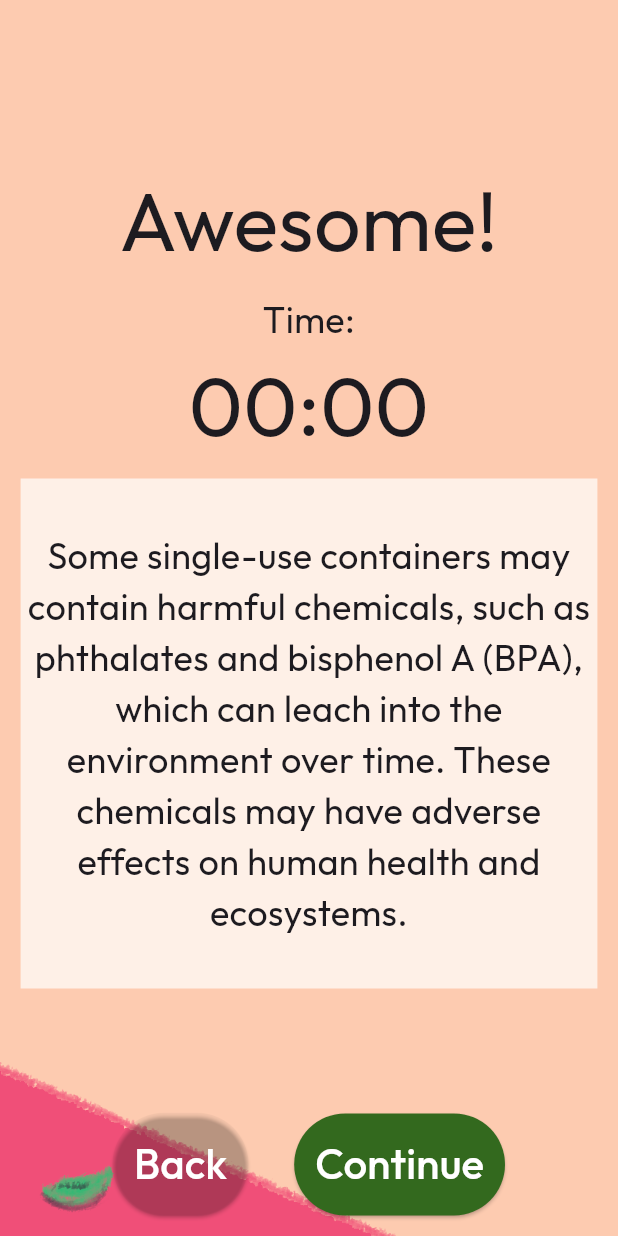
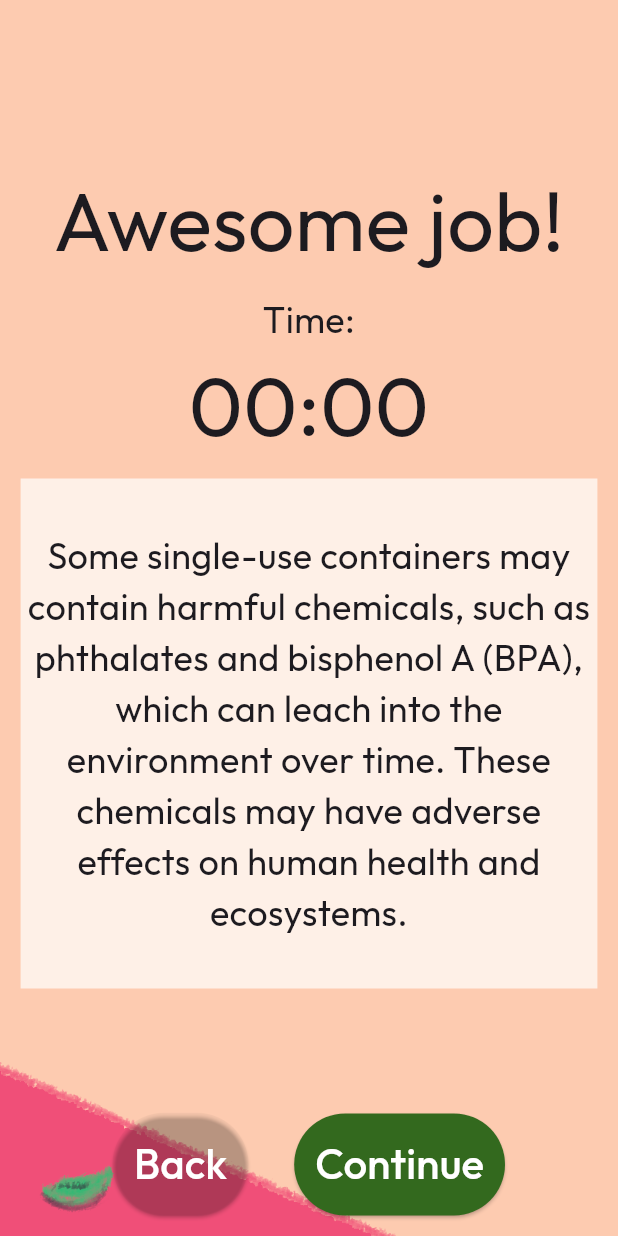
Before and after one commit to jiajun-seah/pack-it, a Flutter app: the WinGameScreen screen opened directly with empty values, on a phone screen of 412 x 824 dp. Run offline on Flutter 3.47's test engine with Material 3 defaults, Android fonts, the phone set to English and light mode, and no system bars; our stand-ins replace audioplayers, go_router, google_fonts, shared_preferences; missing offline and left inert: nes_ui; accounts and stored records are empty.

Commit message:
Edit win message

```diff
--- a/revival_realm/lib/win_game/win_game_screen.dart
+++ b/revival_realm/lib/win_game/win_game_screen.dart
@@ -41,7 +41,7 @@ class WinGameScreen extends StatelessWidget {
               gap,
               Center(
                 child: Text(
-                'Awesome!',
+                'Awesome job!',
                 textAlign: TextAlign.center,
                 style: GoogleFonts.outfit(
                   fontSize: 55,
```
